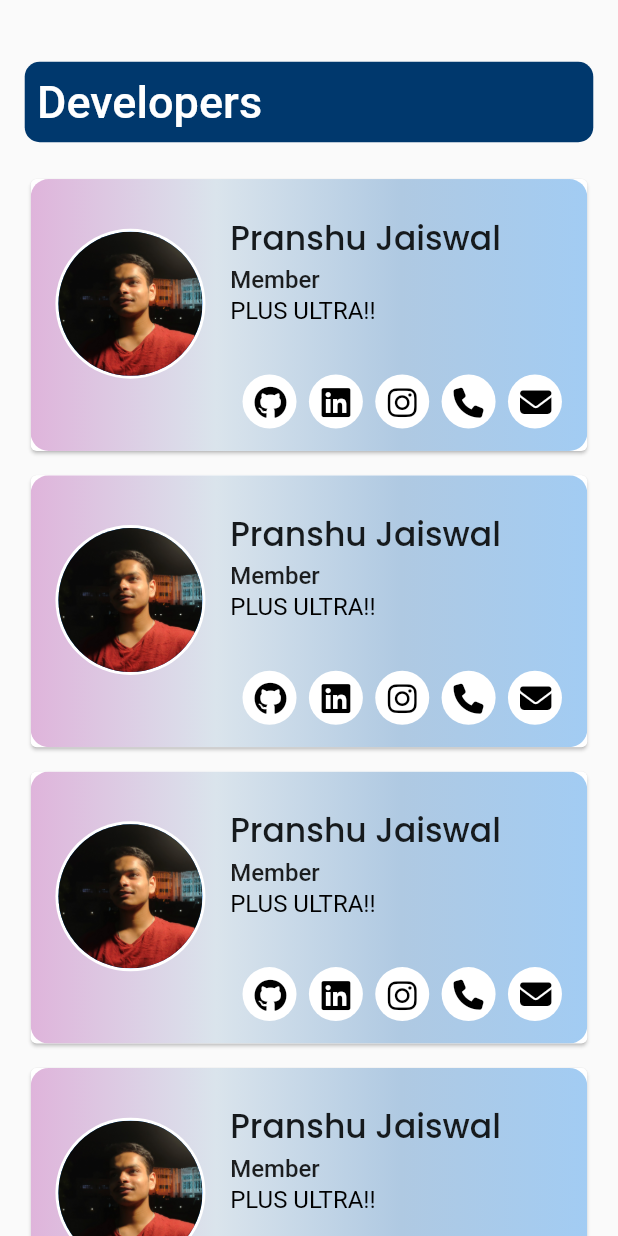
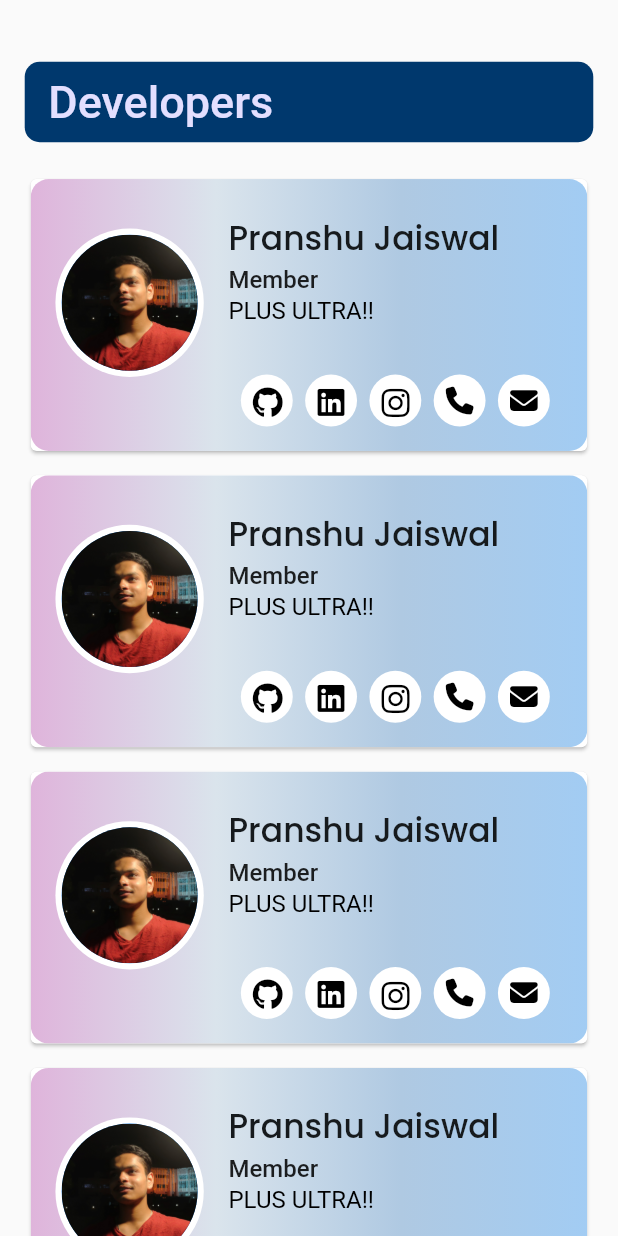
Before and after one commit to DevCANS/udgam2k23App, a Flutter app: the DeveloperScreen screen opened directly, on a phone screen of 412 x 824 dp. Run offline on Flutter 3.47's test engine with Material 2 defaults, Android fonts, the phone set to English and light mode, and no system bars; our stand-ins replace carousel_slider, cloud_firestore, curved_navigation_bar, firebase_auth, firebase_core, font_awesome_flutter and 2 more; missing offline and left inert: easy_image_viewer; accounts and stored records are empty; network calls fail; Roboto replaces fonts that are missing (Gugi, Samarkan).

Commit message:
dev card responsive

```diff
--- a/udgam2k23/lib/screens/developer/dev_screen.dart
+++ b/udgam2k23/lib/screens/developer/dev_screen.dart
@@ -1,6 +1,7 @@
 import 'package:flutter/src/widgets/framework.dart';
 import 'package:flutter/src/widgets/placeholder.dart';
 import 'package:flutter/material.dart';
+import 'package:udgam2k23/constants.dart';
 import 'package:udgam2k23/methods/methods.dart';
 import 'package:udgam2k23/screens/developer/widget/dev_card.dart';
 import 'package:udgam2k23/widgets/custom_page_route.dart';
@@ -49,12 +50,12 @@ class _DeveloperScreenState extends State<DeveloperScreen> {
                     mainAxisAlignment: MainAxisAlignment.start,
                     children: const [
                       Text(
-                        "Developers",
+                        " Developers",
                         style: TextStyle(
                           fontFamily: 'Samarkan',
                           fontSize: 30,
                           fontWeight: FontWeight.w500,
-                          color: Colors.white,
+                          color: backgroundColor,
                         ),
                       ),
                     ],
--- a/udgam2k23/lib/screens/developer/widget/dev_card.dart
+++ b/udgam2k23/lib/screens/developer/widget/dev_card.dart
@@ -51,10 +51,10 @@ class DevCard extends StatelessWidget {
                         width: size.width * 0.04,
                       ),
                       CircleAvatar(
-                          radius: 50,
+                          radius: size.height*0.06,
                           backgroundColor: Colors.white,
                           child: CircleAvatar(
-                            radius: 48,
+                            radius: size.height*0.055,
                             foregroundImage: AssetImage(imagePath),
                           ),
                         ),
@@ -113,71 +113,72 @@ class DevCard extends StatelessWidget {
                                 mainAxisAlignment: MainAxisAlignment.end,
                                 children: [
                                   CircleAvatar(
-                                    radius: 18,
+                                    radius: size.width*0.042,
                                     backgroundColor: Colors.white,
+
                                     child: Center(
                                       child:IconButton(
                                         onPressed: github,
-                                        icon: const FaIcon(
+                                        icon: FaIcon(
                                           FontAwesomeIcons.github,
                                           color: Colors.black,
-                                          size: 22,
+                                          size: size.width*0.05,
                                         ),
                                       ),
                                     ),
                                   ),
                                   CircleAvatar(
-                                    radius: 18,
+                                    radius: size.width*0.042,
                                     backgroundColor: Colors.white,
                                     child: Center(
                                       child:IconButton(
                                       onPressed: linkedin,
-                                        icon: const FaIcon(
+                                        icon: FaIcon(
                                           FontAwesomeIcons.linkedin,
                                           color: Colors.black,
-                                          size: 22,
+                                          size: size.width*0.05,
                                         ),
                                     ),
                                     ),
                                   ),
                                   CircleAvatar(
-                                    radius: 18,
+                                    radius: size.width*0.042,
                                     backgroundColor: Colors.white,
                                     child: Center(
                                       child:IconButton(
                                         onPressed: instagram,
-                                        icon: const FaIcon(
+                                        icon: FaIcon(
                                           FontAwesomeIcons.instagram,
                                           color: Colors.black,
-                                          size: 22,
+                                          size: size.width*0.052,
                                         ),
                                       ),
                                     ),
                                   ),
                                   CircleAvatar(
-                                    radius: 18,
+                                    radius: size.width*0.042,
                                     backgroundColor: Colors.white,
                                     child: Center(
                                       child:IconButton(
                                         onPressed: phone,
-                                        icon: const FaIcon(
+                                        icon: FaIcon(
                                           FontAwesomeIcons.phone,
                                           color: Colors.black,
-                                          size: 20,
+                                          size: size.width*0.045,
                                         ),
                                       ),
                                     ),
                                   ),
                                   CircleAvatar(
-                                    radius: 18,
+                                    radius: size.width*0.042,
                                     backgroundColor: Colors.white,
                                     child: Center(
                                       child:IconButton(
                                         onPressed: mail,
-                                        icon: const FaIcon(
+                                        icon: FaIcon(
                                           FontAwesomeIcons.solidEnvelope,
                                           color: Colors.black,
-                                          size: 21,
+                                          size: size.width*0.045,
                                         ),
                                       ),
                                     ),
```
